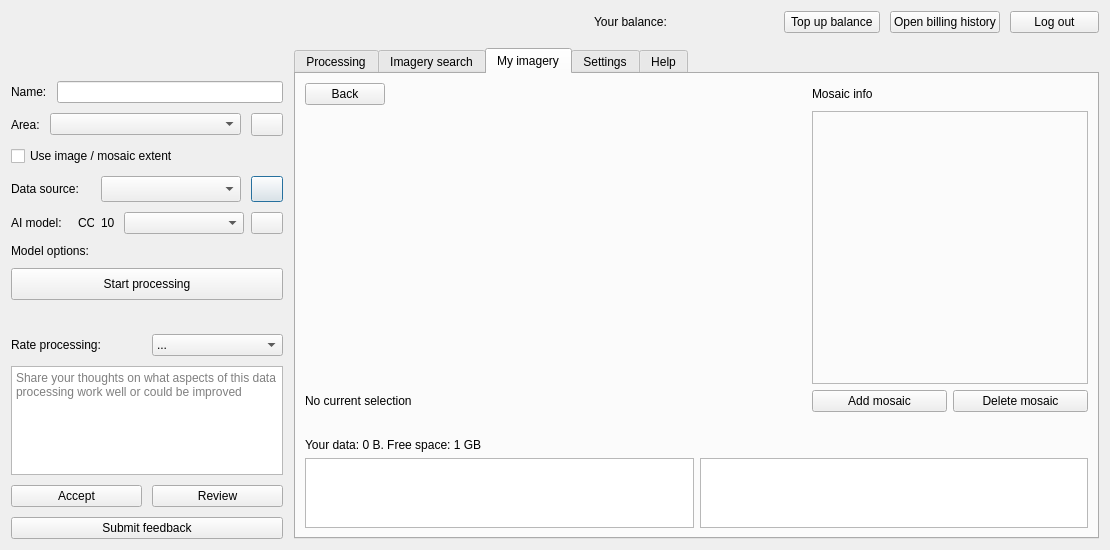
The window that mapflow/dialogs/static/ui/main_dialog.ui (Geoalert/mapflow-qgis) describes before a commit, drawn with Qt 5.
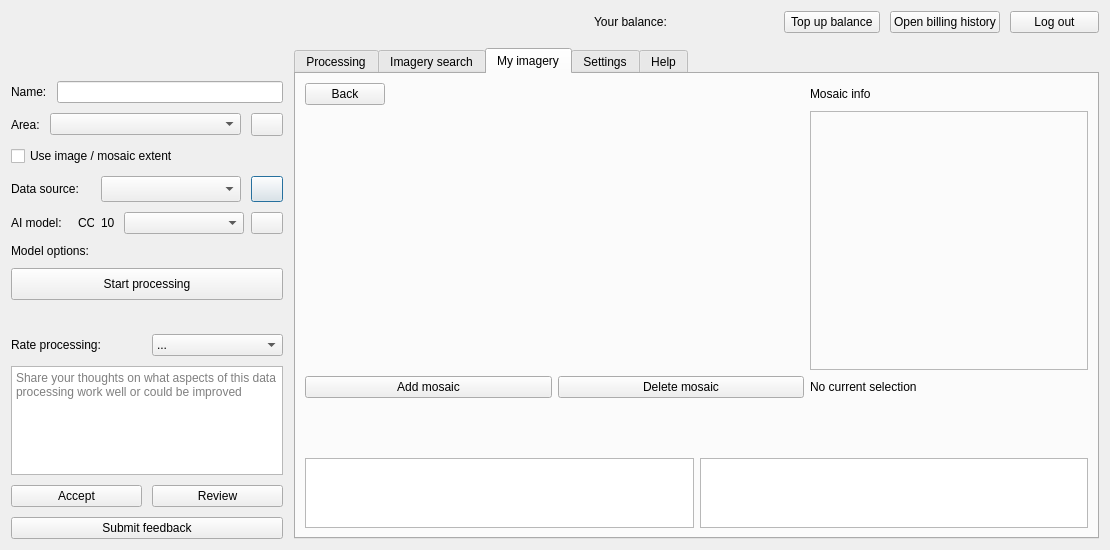
The same window after the commit. The open tabs and pages were chosen to show the change. Icons and pictures are not drawn. Custom widgets are drawn as their Qt base class.

Commit message: Switched selection label and add/delete buttons

```diff
--- a/mapflow/dialogs/static/ui/main_dialog.ui
+++ b/mapflow/dialogs/static/ui/main_dialog.ui
@@ -1404,6 +1404,41 @@
                  </layout>
                 </widget>
                </item>
+               <item row="5" column="2">
+                <layout class="QVBoxLayout" name="verticalLayout_9">
+                 <property name="topMargin">
+                  <number>0</number>
+                 </property>
+                 <item>
+                  <widget class="QLabel" name="catalogSelectionLabel">
+                   <property name="sizePolicy">
+                    <sizepolicy hsizetype="Maximum" vsizetype="Preferred">
+                     <horstretch>0</horstretch>
+                     <verstretch>0</verstretch>
+                    </sizepolicy>
+                   </property>
+                   <property name="minimumSize">
+                    <size>
+                     <width>278</width>
+                     <height>0</height>
+                    </size>
+                   </property>
+                   <property name="maximumSize">
+                    <size>
+                     <width>278</width>
+                     <height>16777215</height>
+                    </size>
+                   </property>
+                   <property name="text">
+                    <string>No current selection</string>
+                   </property>
+                   <property name="alignment">
+                    <set>Qt::AlignLeading|Qt::AlignLeft|Qt::AlignVCenter</set>
+                   </property>
+                  </widget>
+                 </item>
+                </layout>
+               </item>
                <item row="0" column="2">
                 <layout class="QHBoxLayout" name="horizontalLayout_17">
                  <property name="topMargin">
@@ -1430,91 +1465,6 @@
                  </item>
                 </layout>
                </item>
-               <item row="6" column="2">
-                <layout class="QHBoxLayout" name="horizontalLayout_16">
-                 <item>
-                  <widget class="QPushButton" name="addCatalogButton">
-                   <property name="maximumSize">
-                    <size>
-                     <width>16777215</width>
-                     <height>16777215</height>
-                    </size>
-                   </property>
-                   <property name="text">
-                    <string>Add mosaic</string>
-                   </property>
-                  </widget>
-                 </item>
-                 <item>
-                  <widget class="QPushButton" name="deleteCatalogButton">
-                   <property name="maximumSize">
-                    <size>
-                     <width>16777215</width>
-                     <height>16777215</height>
-                    </size>
-                   </property>
-                   <property name="text">
-                    <string>Delete mosaic</string>
-                   </property>
-                  </widget>
-                 </item>
-                </layout>
-               </item>
-               <item row="4" column="0">
-                <layout class="QVBoxLayout" name="catalogTableLayout">
-                 <property name="rightMargin">
-                  <number>0</number>
-                 </property>
-                </layout>
-               </item>
-               <item row="6" column="0">
-                <widget class="QLabel" name="catalogSelectionLabel">
-                 <property name="sizePolicy">
-                  <sizepolicy hsizetype="Maximum" vsizetype="Preferred">
-                   <horstretch>0</horstretch>
-                   <verstretch>0</verstretch>
-                  </sizepolicy>
-                 </property>
-                 <property name="minimumSize">
-                  <size>
-                   <width>278</width>
-                   <height>0</height>
-                  </size>
-                 </property>
-                 <property name="maximumSize">
-                  <size>
-                   <width>16777215</width>
-                   <height>16777215</height>
-                  </size>
-                 </property>
-                 <property name="text">
-                  <string>No current selection</string>
-                 </property>
-                 <property name="alignment">
-                  <set>Qt::AlignLeading|Qt::AlignLeft|Qt::AlignVCenter</set>
-                 </property>
-                </widget>
-               </item>
-               <item row="7" column="0">
-                <layout class="QHBoxLayout" name="horizontalLayout_18">
-                 <item>
-                  <widget class="QLabel" name="catalogInfo">
-                   <property name="text">
-                    <string/>
-                   </property>
-                   <property name="alignment">
-                    <set>Qt::AlignLeading|Qt::AlignLeft|Qt::AlignVCenter</set>
-                   </property>
-                   <property name="margin">
-                    <number>0</number>
-                   </property>
-                   <property name="indent">
-                    <number>-1</number>
-                   </property>
-                  </widget>
-                 </item>
-                </layout>
-               </item>
                <item row="0" column="0">
                 <layout class="QHBoxLayout" name="horizontalLayout_14">
                  <item>
@@ -1548,17 +1498,75 @@
                  </item>
                 </layout>
                </item>
+               <item row="7" column="2">
+                <widget class="QLabel" name="catalogInfo">
+                 <property name="minimumSize">
+                  <size>
+                   <width>0</width>
+                   <height>48</height>
+                  </size>
+                 </property>
+                 <property name="maximumSize">
+                  <size>
+                   <width>16777215</width>
+                   <height>16777215</height>
+                  </size>
+                 </property>
+                 <property name="text">
+                  <string/>
+                 </property>
+                 <property name="alignment">
+                  <set>Qt::AlignLeading|Qt::AlignLeft|Qt::AlignVCenter</set>
+                 </property>
+                 <property name="margin">
+                  <number>0</number>
+                 </property>
+                 <property name="indent">
+                  <number>-1</number>
+                 </property>
+                </widget>
+               </item>
+               <item row="5" column="0">
+                <layout class="QHBoxLayout" name="horizontalLayout_18">
+                 <item>
+                  <widget class="QPushButton" name="addCatalogButton">
+                   <property name="maximumSize">
+                    <size>
+                     <width>16777215</width>
+                     <height>16777215</height>
+                    </size>
+                   </property>
+                   <property name="text">
+                    <string>Add mosaic</string>
+                   </property>
+                  </widget>
+                 </item>
+                 <item>
+                  <widget class="QPushButton" name="deleteCatalogButton">
+                   <property name="maximumSize">
+                    <size>
+                     <width>16777215</width>
+                     <height>16777215</height>
+                    </size>
+                   </property>
+                   <property name="text">
+                    <string>Delete mosaic</string>
+                   </property>
+                  </widget>
+                 </item>
+                </layout>
+               </item>
+               <item row="7" column="0">
+                <widget class="QLabel" name="dataLimit">
+                 <property name="text">
+                  <string/>
+                 </property>
+                </widget>
+               </item>
               </layout>
              </item>
             </layout>
            </item>
-           <item>
-            <widget class="QLabel" name="dataLimit">
-             <property name="text">
-              <string>Your data: 0 B. Free space: 1 GB</string>
-             </property>
-            </widget>
-           </item>
            <item>
             <layout class="QHBoxLayout" name="horizontalLayout_13">
              <property name="sizeConstraint">
```
Left out of the diff: 7 changed lines with no effect on the pictures. The commit also changes 1 other file.
